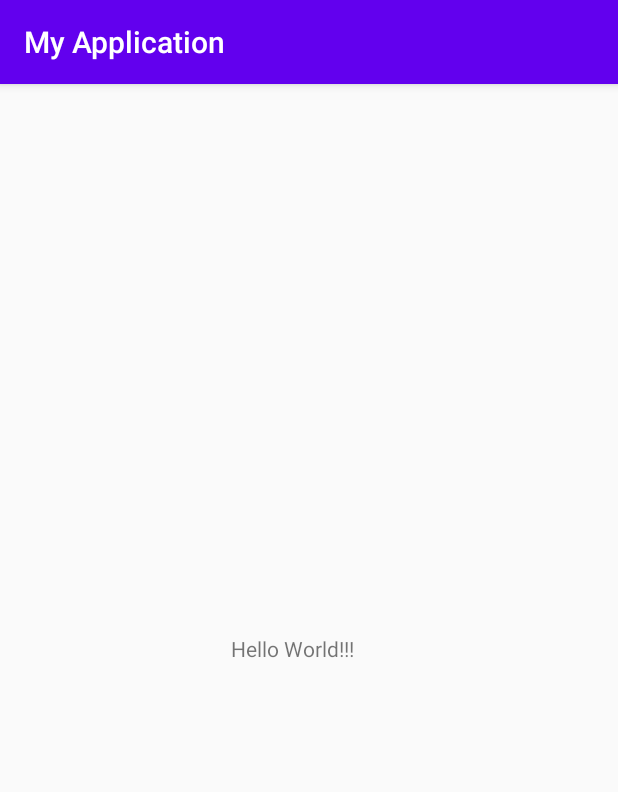
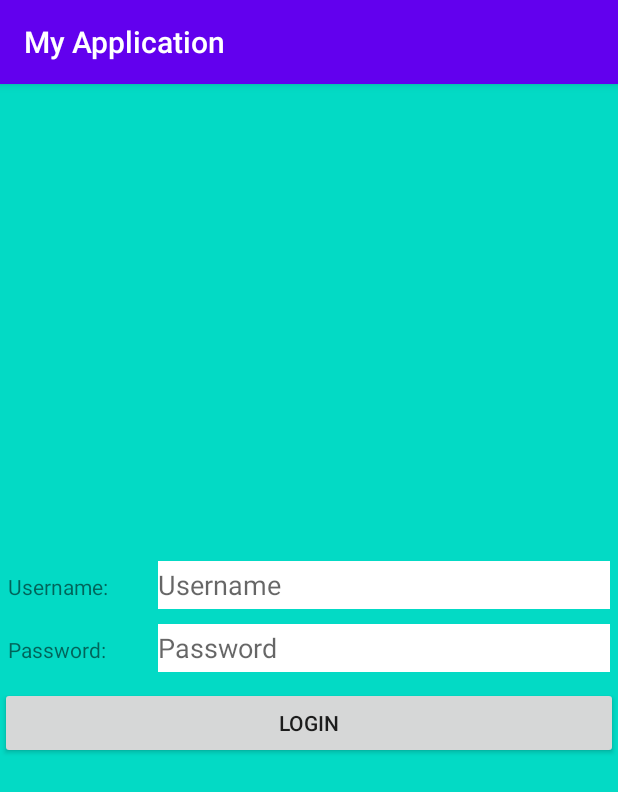
Before and after one commit to Dante1724/HelloWorld, an Android app: the screen it shows after launch (MainActivity), on a phone screen of 412 x 824 dp. Shown: the top 792 px of the screen. Run offline under Robolectric (Android 15) with nearby library versions, the phone set to English and light mode, and no system bars.

Commit message:
-change into Login Page

```diff
--- a/app/src/main/java/com/example/myapplication/MainActivity.java
+++ b/app/src/main/java/com/example/myapplication/MainActivity.java
@@ -5,14 +5,43 @@ import androidx.appcompat.app.AppCompatActivity;
 import android.os.Bundle;
 import android.util.Log;
 
+import android.view.View;
+import android.widget.Button;
+import android.widget.EditText;
+import android.widget.TextView;
+import android.widget.Toast;
+
+import org.w3c.dom.Text;
+
+
 public class MainActivity extends AppCompatActivity {
 
-    private static final String TAG = "MyActivity";
+    private static final String TAG = MainActivity.class.getSimpleName();
+
+    private EditText txtUsername;
+    private EditText txtPassword;
+    private Button btnLogin;
 
     @Override
     protected void onCreate(Bundle savedInstanceState) {
         super.onCreate(savedInstanceState);
-        Log.d("MyActivity", "Check");
+        Log.i(TAG, "onCreate: dipanggil");
+        Log.i(TAG, "onCreate: percobaan");
         setContentView(R.layout.activity_main);
+        txtUsername = findViewById(R.id.txtUsername);
+        txtPassword = findViewById(R.id.txtPassword);
+        btnLogin = findViewById(R.id.btnLogin);
+        btnLogin.setOnClickListener(new View.OnClickListener(){
+            @Override
+            public void onClick(View v) {
+                onClickBtnLoginFalse();
+            }
+        });
+    }
+
+    private void onClickBtnLoginFalse(){
+        Toast.makeText(getParent(), "Username atau Password Anda tidak benar!", Toast.LENGTH_LONG).show();
+        Toast.makeText(getParent(), txtUsername.getText(), Toast.LENGTH_LONG).show();
+        Toast.makeText(getParent(), txtPassword.getText(), Toast.LENGTH_LONG).show();
     }
 }
--- a/app/src/main/res/layout/activity_main.xml
+++ b/app/src/main/res/layout/activity_main.xml
@@ -1,19 +1,73 @@
 <?xml version="1.0" encoding="utf-8"?>
-<androidx.constraintlayout.widget.ConstraintLayout xmlns:android="http://schemas.android.com/apk/res/android"
+<LinearLayout
+    xmlns:android="http://schemas.android.com/apk/res/android"
     xmlns:app="http://schemas.android.com/apk/res-auto"
     xmlns:tools="http://schemas.android.com/tools"
     android:layout_width="match_parent"
     android:layout_height="match_parent"
+    android:orientation="vertical"
+    android:background="@color/colorAccent"
+    android:gravity="center_vertical"
     tools:context=".MainActivity">
 
-    <TextView
-        android:layout_width="103dp"
-        android:layout_height="35dp"
-        android:text="Hello World!!!"
-        app:layout_constraintBottom_toBottomOf="parent"
-        app:layout_constraintHorizontal_bias="0.498"
-        app:layout_constraintLeft_toLeftOf="parent"
-        app:layout_constraintRight_toRightOf="parent"
-        app:layout_constraintTop_toTopOf="parent" />
+    <LinearLayout
+        android:layout_width="match_parent"
+        android:layout_height="wrap_content"
+        android:orientation="horizontal"
+        android:gravity="center_horizontal"
+        android:layout_marginBottom="10dp"
+        android:paddingLeft="5dp"
+        android:paddingRight="5dp">
+        <TextView
+            android:layout_width="0dp"
+            android:layout_weight="0.25"
+            android:layout_height="32dp"
+            android:gravity="center_vertical"
+            android:text="Username:" />
+        <EditText
+            android:id="@+id/txtUsername"
+            android:layout_width="0dp"
+            android:layout_weight="0.75"
+            android:layout_height="32dp"
+            android:gravity="center_vertical"
+            android:hint="Username"
+            android:background="@color/colorWhite"/>
+    </LinearLayout>
 
-</androidx.constraintlayout.widget.ConstraintLayout>
+    <LinearLayout
+        android:layout_width="match_parent"
+        android:layout_height="32dp"
+        android:orientation="horizontal"
+        android:gravity="center_horizontal"
+        android:paddingLeft="5dp"
+        android:paddingRight="5dp"
+        android:layout_marginBottom="10dp">
+        <TextView
+            android:id="@+id/textView"
+            android:layout_width="0dp"
+            android:layout_weight="0.25"
+            android:layout_height="32dp"
+            android:gravity="center_vertical"
+            android:text="Password:" />
+
+        <EditText
+            android:id="@+id/txtPassword"
+            android:layout_width="0dp"
+            android:layout_height="32dp"
+            android:layout_weight="0.75"
+            android:background="@color/colorWhite"
+            android:gravity="center_vertical"
+            android:inputType="textPassword"
+            android:hint="Password" />
+    </LinearLayout>
+
+    <Button
+        android:id="@+id/btnLogin"
+        android:layout_width="match_parent"
+        android:layout_height="wrap_content"
+        android:paddingLeft="5dp"
+        android:paddingRight="5dp"
+        android:text="Login"/>
+
+
+</LinearLayout>
--- a/app/src/main/res/values/colors.xml
+++ b/app/src/main/res/values/colors.xml
@@ -3,4 +3,5 @@
     <color name="colorPrimary">#6200EE</color>
     <color name="colorPrimaryDark">#3700B3</color>
     <color name="colorAccent">#03DAC5</color>
+    <color name="colorWhite">#FFFFFF</color>
 </resources>
```
